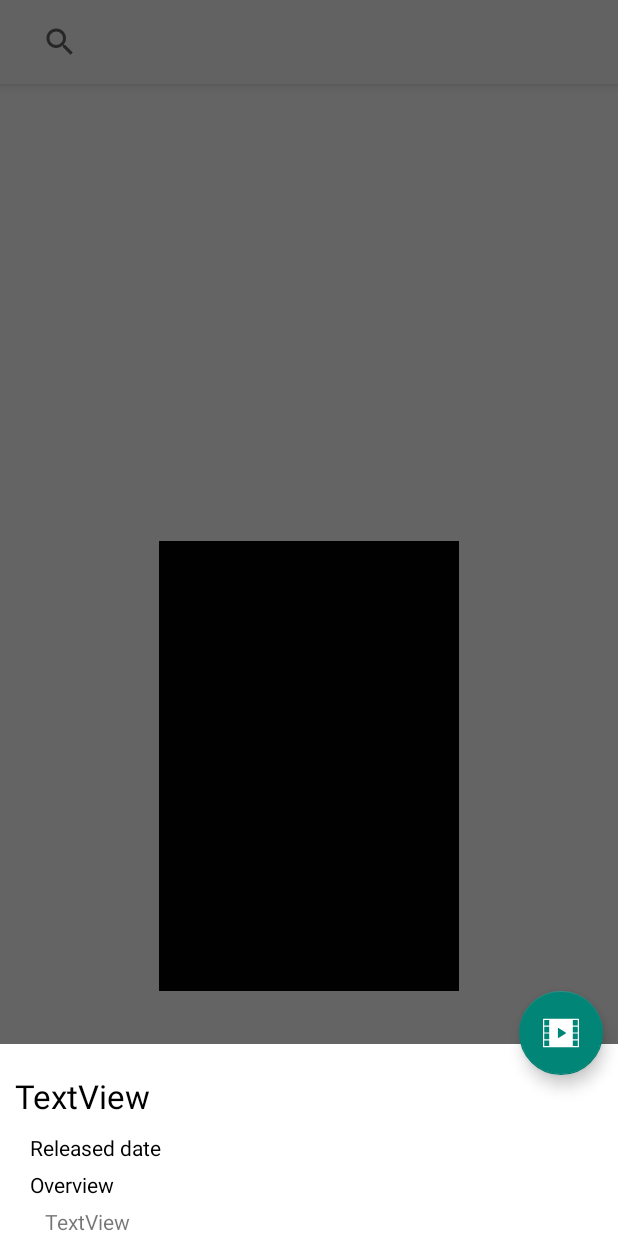
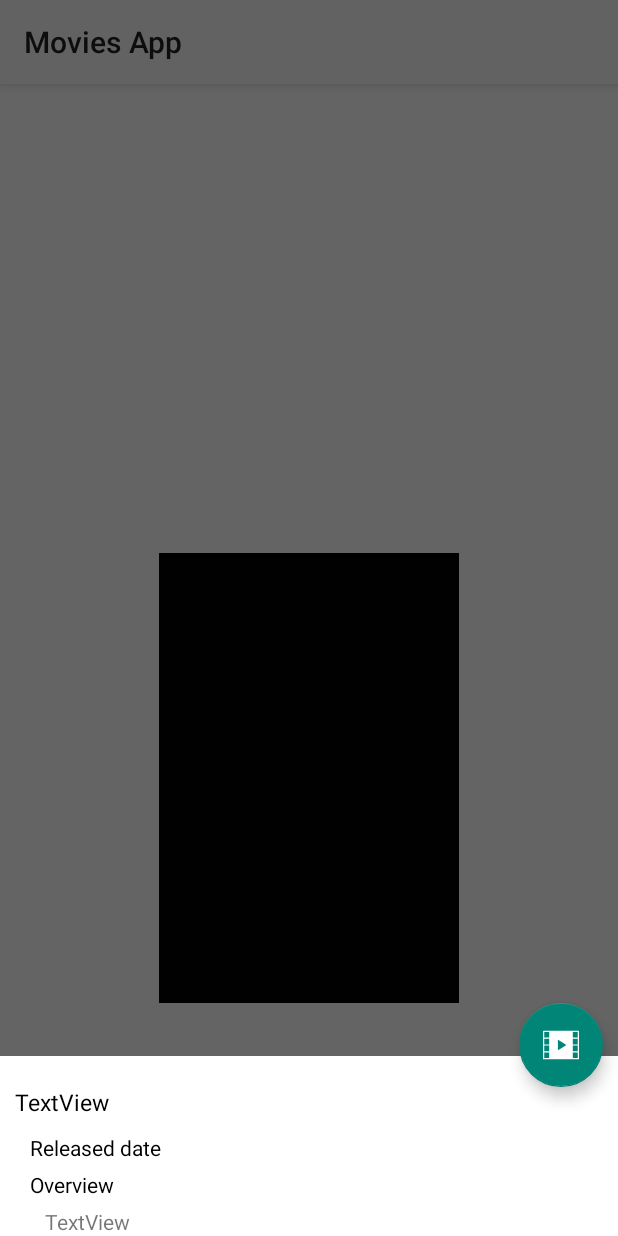
Before and after one commit to jdiegoh3/MovieDBDemo, an Android app: the fragment BottomSheetDialog placed in its activity, on a phone screen of 412 x 824 dp. Run offline under Robolectric (Android 15) with nearby library versions, the phone set to English and light mode, and no system bars; our stand-ins replace ButterKnife; network calls fail; pictures from the network do not load; Roboto replaces fonts that are not available here.

```diff
--- a/app/src/main/java/com/example/moviesdbdemo/repositories/MovieRepository.java
+++ b/app/src/main/java/com/example/moviesdbdemo/repositories/MovieRepository.java
@@ -63,6 +63,7 @@ public class MovieRepository {
 
     public void searchMoviesApi(String query, int pageNumber){
         mPageNumber = pageNumber == 0? 1 : pageNumber;
+        query = query == null? mQuery : query;
         mQuery = query;
         mIsQueryExhausted.setValue(false);
         mMoviesAPIClient.getMovies(pageNumber, query, new ApiDisposable<MoviesResponseSerializer, Object>(){
--- a/app/src/main/res/drawable/vector_delete_mark.xml
+++ b/app/src/main/res/drawable/vector_delete_mark.xml
@@ -1,6 +1,6 @@
 <vector xmlns:android="http://schemas.android.com/apk/res/android"
-    android:width="39.567dp"
-    android:height="39.567dp"
+    android:width="15dp"
+    android:height="15dp"
     android:viewportWidth="39.567"
     android:viewportHeight="39.567">
   <path
--- a/app/src/main/res/layout/activity_list_movies.xml
+++ b/app/src/main/res/layout/activity_list_movies.xml
@@ -20,10 +20,11 @@
         android:layout_height="wrap_content">
 
         <androidx.appcompat.widget.Toolbar
-            android:id="@+id/toolbar"
+            android:id="@+id/list_toolbar"
             android:layout_width="match_parent"
             android:layout_height="wrap_content"
-            app:layout_scrollFlags="scroll|enterAlways">
+            app:layout_scrollFlags="scroll|enterAlways"
+            app:title="@string/app_name">
 
             <androidx.appcompat.widget.SearchView
                 android:id="@+id/search_view"
--- a/app/src/main/res/values/dimens.xml
+++ b/app/src/main/res/values/dimens.xml
@@ -2,10 +2,11 @@
 <resources>
     <dimen name="movie_image_height">250dp</dimen>
     <dimen name="movie_title_text_size">20sp</dimen>
-    <dimen name="exhausted_query_string">22sp</dimen>
+    <dimen name="exhausted_query_string">15sp</dimen>
     <dimen name="movie_type_title">22sp</dimen>
     <dimen name="margin_top_loading_progress_movie">15dp</dimen>
     <dimen name="lateral_margin_progress_loading_movie">20dp</dimen>
     <dimen name="movie_poster_width">100dp</dimen>
     <dimen name="movie_poster_height">600dp</dimen>
+    <dimen name="toolbar_title">22sp</dimen>
 </resources>
--- a/app/src/main/res/values/strings.xml
+++ b/app/src/main/res/values/strings.xml
@@ -1,5 +1,5 @@
 <resources>
-    <string name="app_name">moviesdbDemo</string>
+    <string name="app_name">Movies App</string>
     <string name="no_more_data">No more data</string>
     <string name="upcoming">Upcoming movies</string>
     <string name="top_rated">Top rated movies</string>
```
Also changed, not shown: app/src/main/java/com/example/moviesdbdemo/ui/adapters/MoviesRecyclerAdapter.java (+9 -0 lines), app/src/main/java/com/example/moviesdbdemo/ui/movies_list/MovieListActivity.java (+42 -1 lines), app/src/main/java/com/example/moviesdbdemo/ui/movies_list/MovieListViewModel.java (+29 -1 lines), 1 other file.
